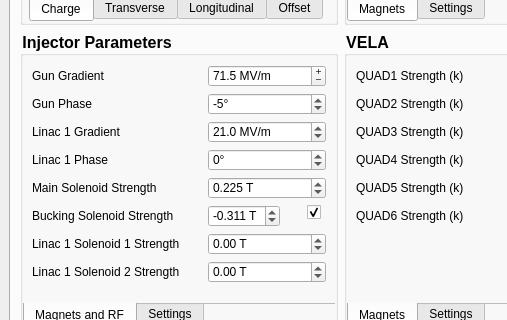
Qt form astra_comparison_gui_tabs_Linac.ui (VELA-CLARA-software/OnlineModel) before a commit; both pictures show x 0 to 507 and y 248 to 568 of the 1102 by 703 pixel window.
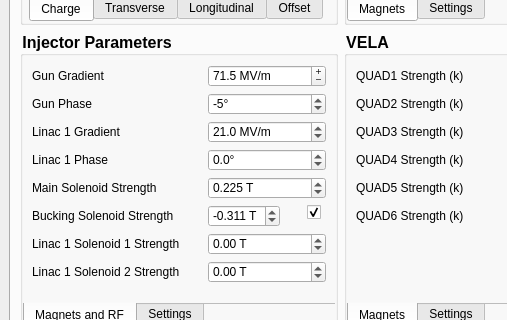
The same form after that commit. Custom widgets are drawn as their Qt base class.

The edit to the form file:
```diff
--- a/astra_comparison_gui_tabs_Linac.ui
+++ b/astra_comparison_gui_tabs_Linac.ui
@@ -1593,7 +1593,7 @@
                   <string>°</string>
                  </property>
                  <property name="decimals">
-                  <number>0</number>
+                  <number>1</number>
                  </property>
                  <property name="minimum">
                   <double>-180.000000000000000</double>
```
